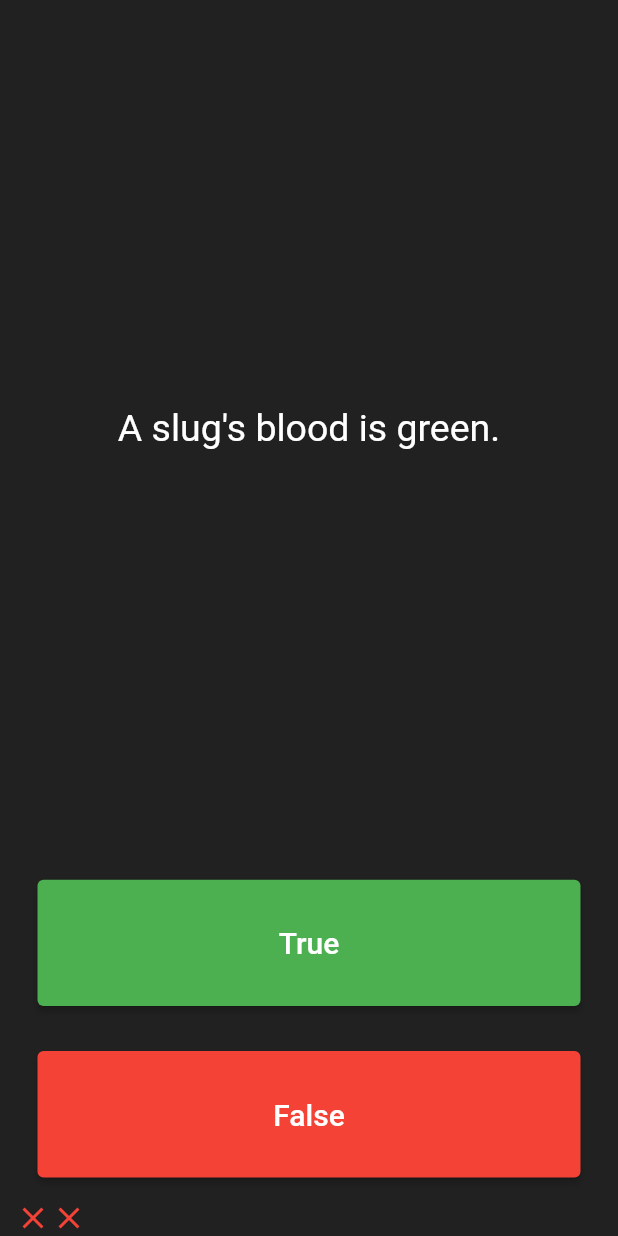
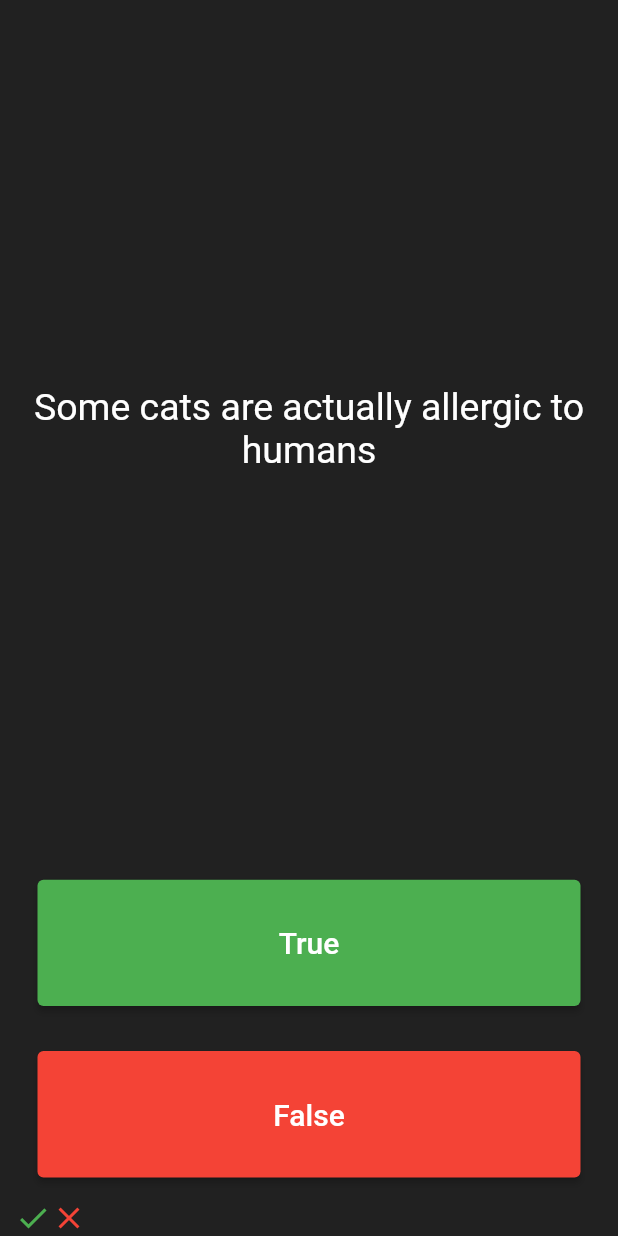
Before and after one commit to hshehabu/quiz_app_flutter, a Flutter app: the screen it shows after launch, after a tap on "True", after a tap on "False", on a phone screen of 412 x 824 dp. Run offline on Flutter 3.47's test engine with Material 2 defaults, Android fonts, the phone set to English and light mode, and no system bars.

Commit message:
Quiz brain created encapsulate checking correct answer and get question text

```diff
--- a/lib/main.dart
+++ b/lib/main.dart
@@ -1,6 +1,6 @@
 import 'package:flutter/material.dart';
-import 'package:quiz_app_flutter/Question.dart';
-
+import 'package:quiz_app_flutter/quiz_brain.dart';
+QuizBrain quizBrain = QuizBrain();
 void main() => runApp(Quizzler());
 
 class Quizzler extends StatelessWidget {
@@ -27,14 +27,7 @@ class QuizPage extends StatefulWidget {
 
 class _QuizPageState extends State<QuizPage> {
   List<Icon> scoreKeeper = [];
-List <Question> question = [
-  Question(q: 'You can lead a cow down stairs but not up stairs.' , a: false),
-  Question(q: 'Approximately one quarter of human bones are in the feet.' , a: true),
-  Question(q: 'A slug\'s blood is green.' , a: true),
-];
 
-
-  var questionNumber = 0;
   @override
   Widget build(BuildContext context) {
     return Column(
@@ -47,7 +40,7 @@ List <Question> question = [
             padding: EdgeInsets.all(10.0),
             child: Center(
               child: Text(
-                question[questionNumber].question,
+                quizBrain.getQuestionText(),
                 textAlign: TextAlign.center,
                 style: TextStyle(
                   fontSize: 25.0,
@@ -73,13 +66,12 @@ List <Question> question = [
               ),
               onPressed: () {
                 setState(() {
-                  if (question[questionNumber].answer == true) {
+                  if (quizBrain.getAnswer() == true) {
                     scoreKeeper.add(Icon(Icons.check, color: Colors.green));
                   }
                   else{
                     scoreKeeper.add(Icon(Icons.close, color: Colors.red));
                   }
-                  questionNumber++;
                 });
               },
             ),
@@ -99,14 +91,12 @@ List <Question> question = [
               ),
               onPressed: () {
                 setState(() {
-                  if (question[questionNumber].answer == false) {
+                  if (quizBrain.getAnswer() == false) {
                     scoreKeeper.add(Icon(Icons.check, color: Colors.green));
                   }
                   else{
                     scoreKeeper.add(Icon(Icons.close, color: Colors.red));
                   }
-
-                  questionNumber++;
                 });
               },
             ),
--- a/lib/question.dart
+++ b/lib/question.dart
@@ -1,8 +1,13 @@
+import 'quiz_brain.dart';
+
 class Question {
   String question = "";
   bool answer = true;
-  Question({required String q, required bool a}) {
+  Question(String q, bool a) {
     this.answer = a;
     this.question = q;
   }
+   void setter() {
+
+  }
 }
--- /dev/null
+++ b/lib/quiz_brain.dart
@@ -0,0 +1,45 @@
+import 'question.dart';
+
+class QuizBrain{
+
+   int _questionNumber = 0;
+   List<Question> _questions =[
+    Question('Some cats are actually allergic to humans', true),
+    Question('You can lead a cow down stairs but not up stairs.', false),
+    Question('Approximately one quarter of human bones are in the feet.', true),
+    Question('A slug\'s blood is green.', true),
+    Question('Buzz Aldrin\'s mother\'s maiden name was \"Moon\".', true),
+    Question('It is illegal to pee in the Ocean in Portugal.', true),
+    Question(
+        'No piece of square dry paper can be folded in half more than 7 times.',
+        false),
+    Question(
+        'In London, UK, if you happen to die in the House of Parliament, you are technically entitled to a state funeral, because the building is considered too sacred a place.',
+        true),
+    Question(
+        'The loudest sound produced by any animal is 188 decibels. That animal is the African Elephant.',
+        false),
+    Question(
+        'The total surface area of two human lungs is approximately 70 square metres.',
+        true),
+    Question('Google was originally called \"Backrub\".', true),
+    Question(
+        'Chocolate affects a dog\'s heart and nervous system; a few ounces are enough to kill a small dog.',
+        true),
+    Question(
+        'In West Virginia, USA, if you accidentally hit an animal with your car, you are free to take it home to eat.',
+        true),
+
+  ];
+   void nextQuestion(){
+     if(_questionNumber < _questions.length){
+       _questionNumber++;
+     }
+   }
+   String getQuestionText (){
+     return _questions[_questionNumber].question;
+   }
+   bool getAnswer(){
+     return _questions[_questionNumber].answer;
+   }
+}
```
